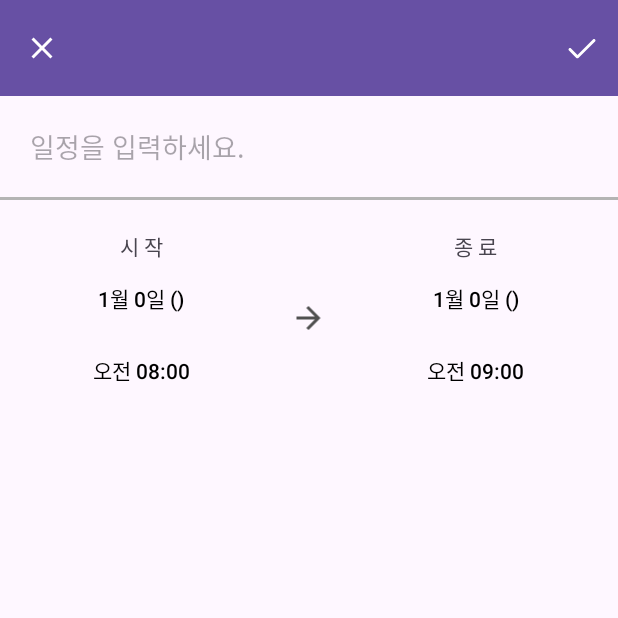
After one commit to ParkSemin/Shared_Calender, an Android app: the AddEventActivity screen opened directly, with no data from a screen before it, on a phone screen of 412 x 824 dp, the top half of it. The commit adds this screen. Run offline under Robolectric (Android 15) with nearby library versions, the phone set to English and light mode, and no system bars; 5 statements that could not run were skipped.

Commit message:
add_event_activity_not_firebase

```diff
--- a/app/build.gradle.kts
+++ b/app/build.gradle.kts
@@ -46,6 +46,7 @@ dependencies {
     implementation("androidx.appcompat:appcompat:1.6.1")
     implementation("com.google.android.material:material:1.10.0")
     implementation("androidx.constraintlayout:constraintlayout:2.1.4")
+    implementation("com.google.firebase:firebase-database:20.3.0")
     testImplementation("junit:junit:4.13.2")
     androidTestImplementation("androidx.test.ext:junit:1.1.5")
     androidTestImplementation("androidx.test.espresso:espresso-core:3.5.1")
--- a/app/src/main/AndroidManifest.xml
+++ b/app/src/main/AndroidManifest.xml
@@ -23,6 +23,7 @@
             </intent-filter>
         </activity>
         <activity android:name=".SignupActivity" />
+        <activity android:name=".AddEventActivity" />
     </application>
 
 </manifest>
--- /dev/null
+++ b/app/src/main/java/com/example/sharedcalendar/AddEventActivity.kt
@@ -0,0 +1,299 @@
+package com.example.sharedcalendar
+
+import android.app.DatePickerDialog
+import android.app.TimePickerDialog
+import android.os.Build
+import android.os.Bundle
+import android.util.Log
+import android.view.Menu
+import android.view.MenuItem
+import android.widget.Button
+import androidx.appcompat.app.AppCompatActivity
+import com.example.sharedcalendar.databinding.ActivityAddEventBinding
+import java.util.Calendar
+
+class AddEventActivity : AppCompatActivity() {
+    private val binding by lazy { ActivityAddEventBinding.inflate(layoutInflater) }
+
+    // MainActivity로부터 넘겨 받은 년, 월, 일, 요일 정보 저장할 year, month, day, dayOfWeekString 멤버 변수 선언
+    private var year = 0
+    private var month  = 0
+    private var day = 0
+    private var dayOfWeekString = ""
+
+    // 시간(기본 값 : 08시)과 분(기본 값 00분)을 저장할 멤버 변수 hour, minute 선언
+    private var hour = 8
+    private var minute = 0
+
+    // 시작 일과 종료 일을 클래스의 멤버 변수로 선언
+    private var start_year = 0
+    private var start_month = 0
+    private var start_day = 0
+    private var start_dayOfWeekString = ""
+    private var end_year = 0
+    private var end_month = 0
+    private var end_day = 0
+    private var end_dayOfWeekString = ""
+
+    // 시작 시간과 종료 시간 또한 멤버 변수로 선언
+    private var start_hour = 0
+    private var start_minute = 0
+    private var end_hour = 0
+    private var end_minute = 0
+
+    @Override
+    override fun onCreate(savedInstanceState: Bundle?) {
+        super.onCreate(savedInstanceState)
+        setContentView(binding.root)
+
+        // MainActivity에서 넘겨받은 selectedDate 설정(API 33 이후부터는 if 문의 '참'부분, 33 미만은 '거짓'부분)
+        val selectedDate = if (Build.VERSION.SDK_INT >= Build.VERSION_CODES.TIRAMISU) {
+            intent.getSerializableExtra("selectedDate", Calendar::class.java)
+        } else {
+            intent.getSerializableExtra("selectedDate") as Calendar
+        }
+
+        // 넘겨 받은 selectedDate를 통해 year, month, day 변수 초기화
+        year = selectedDate!!.get(Calendar.YEAR)
+        month = selectedDate!!.get(Calendar.MONTH)
+        day = selectedDate!!.get(Calendar.DAY_OF_MONTH)
+        dayOfWeekString = when (selectedDate!!.get(Calendar.DAY_OF_WEEK)) {
+            Calendar.SUNDAY -> "일"
+            Calendar.MONDAY -> "월"
+            Calendar.TUESDAY -> "화"
+            Calendar.WEDNESDAY -> "수"
+            Calendar.THURSDAY -> "목"
+            Calendar.FRIDAY -> "금"
+            Calendar.SATURDAY -> "토"
+            else -> ""
+        }
+
+        // 추출한 year, month, day를 멤버 변수로 초기화
+        start_year = year
+        start_month = month
+        start_day = day
+        start_dayOfWeekString = dayOfWeekString
+        end_year = year
+        end_month = month
+        end_day = day
+        end_dayOfWeekString = dayOfWeekString
+
+        // 등록하려는 일정의 날짜가 오늘이라면 현재 시간으로 시작 시간 및 종료 시간 설정
+        val calendar = Calendar.getInstance()
+        if (selectedDate[Calendar.YEAR] == calendar[Calendar.YEAR] && selectedDate[Calendar.MONTH] == calendar[Calendar.MONTH] && selectedDate[Calendar.DAY_OF_MONTH] == calendar[Calendar.DAY_OF_MONTH]) {
+            hour = calendar[Calendar.HOUR_OF_DAY]
+            minute = calendar[Calendar.MINUTE]
+        } else {
+            hour = 8
+            minute = 0
+        }
+        // hour, minute의 초깃값으로 시작 시간, 종료 시간 설정
+        start_hour = hour
+        start_minute = minute
+        end_hour = hour+1
+        end_minute = minute
+        updateTimeButtonText()
+
+        // year, month, day를 startDateButton, endDateButton의 text로 설정
+        binding.startDateButton.text = "${start_month + 1}월 ${start_day}일 (${dayOfWeekString})"
+        binding.endDateButton.text = "${end_month + 1}월 ${end_day}일 (${dayOfWeekString})"
+
+        // DatePickerDialog 설정
+        binding.startDateButton.setOnClickListener {
+            showDatePickerDialogForButton(
+                binding.startDateButton,
+                start_year,
+                start_month,
+                start_day
+            )
+        }
+        binding.endDateButton.setOnClickListener {
+            showDatePickerDialogForButton(binding.endDateButton, end_year, end_month, end_day)
+        }
+
+        // TimePickerDialog 설정
+        binding.startTimeButton.setOnClickListener {
+            showTimePickerDialogForButton(binding.startTimeButton, start_hour, start_minute)
+        }
+        binding.endTimeButton.setOnClickListener {
+            showTimePickerDialogForButton(binding.endTimeButton, end_hour, end_minute)
+        }
+
+        // Toolbar 설정
+        val toolbar = binding.toolbar // toolBar를 통해 App Bar 생성
+        setSupportActionBar(toolbar) // 툴바 적용
+
+        supportActionBar?.apply {
+            setDisplayHomeAsUpEnabled(true)
+            setDisplayShowHomeEnabled(true)
+            setHomeAsUpIndicator(R.drawable.ic_cancel)
+            setDisplayShowTitleEnabled(false) // 툴바에 타이틀이 나타나지 않도록 설정
+        }
+
+        toolbar.setNavigationOnClickListener {
+            finish()
+        }
+
+    }
+
+    // 날짜 선택 함수
+    private fun showDatePickerDialogForButton(button: Button, year: Int, month: Int, day: Int) {
+        val datePickerDialog = DatePickerDialog(this, { _, selectedYear, selectedMonth, selectedDay ->
+            // 선택된 년, 월, 일을 year, month, day로 갱신
+            this.year = selectedYear
+            this.month = selectedMonth
+            this.day = selectedDay
+
+            val selectedCalendar = Calendar.getInstance()
+            selectedCalendar.set(selectedYear, selectedMonth, selectedDay)
+
+            val dayOfWeekString = when (selectedCalendar.get(Calendar.DAY_OF_WEEK)) {
+                Calendar.SUNDAY -> "일"
+                Calendar.MONDAY -> "월"
+                Calendar.TUESDAY -> "화"
+                Calendar.WEDNESDAY -> "수"
+                Calendar.THURSDAY -> "목"
+                Calendar.FRIDAY -> "금"
+                Calendar.SATURDAY -> "토"
+                else -> ""
+            }
+
+            // 갱신된 년, 월, 일로 부터 멤버 변수를 갱신
+            if (button == binding.startDateButton) {
+                start_year = selectedYear
+                start_month = selectedMonth
+                start_day = selectedDay
+                start_dayOfWeekString = dayOfWeekString
+
+                // 갱신된 시작 일이 종료 일보다 더 미래인 경우, 종료 일 갱신
+                if (start_year > end_year) {
+                    end_year = start_year
+                    end_month = start_month
+                    end_day = start_day
+                    end_dayOfWeekString = start_dayOfWeekString
+                } else if (start_month > end_month) {
+                    end_month = start_month
+                    end_day = start_day
+                    end_dayOfWeekString = start_dayOfWeekString
+                } else if (start_day > end_day) {
+                    end_day = start_day
+                    end_dayOfWeekString = start_dayOfWeekString
+                }
+            } else if (button == binding.endDateButton) {
+                end_year = selectedYear
+                end_month = selectedMonth
+                end_day = selectedDay
+                end_dayOfWeekString = dayOfWeekString
+
+                // 갱신된 종료 일이 시작 일보다 더 과거인 경우, 시작 일 갱신
+                if (start_year > end_year) {
+                    start_year = end_year
+                    start_month = end_month
+                    start_day = end_day
+                    start_dayOfWeekString = end_dayOfWeekString
+                } else if (start_month > end_month) {
+                    start_month = end_month
+                    start_day = end_day
+                    start_dayOfWeekString = end_dayOfWeekString
+                } else if (start_day > end_day) {
+                    start_day = end_day
+                    start_dayOfWeekString = end_dayOfWeekString
+                }
+            }
+
+            // 선택된 날짜로 버튼의 텍스트 갱신
+            updateDateButtonText()
+        }, year, month, day)
+
+        datePickerDialog.show()
+    }
+
+    // 날짜 선택 후 버튼의 텍스트도 갱신시키는 함수
+    private fun updateDateButtonText() {
+        binding.startDateButton.text = "${start_month+1}월 ${start_day}일 (${start_dayOfWeekString})"
+        binding.endDateButton.text = "${end_month+1}월 ${end_day}일 (${end_dayOfWeekString})"
+    }
+
+    // 시간 선택 함수
+    private fun showTimePickerDialogForButton(button: Button, hour: Int, minute: Int) {
+        val timePickerDialog = TimePickerDialog(this, { _, selectedHour, selectedMinute ->
+            // 선택된 시간, 분을 hour, minute로 갱신
+            this.hour = selectedHour
+            this.minute = selectedMinute
+
+            // 이벤트 발생 버튼에 따라 시작 시간 또는 종료 시간을 갱신
+            if (button == binding.startTimeButton) {
+                start_hour = selectedHour
+                start_minute = selectedMinute
+
+                // 시작 시간이 종료 시간보다 크거나 같은 경우 -> 종료 시간 갱신
+                if (compareStartTimeWithEndTime() == false) {
+                    end_hour = start_hour+1
+                    end_minute = start_minute
+                }
+            } else { // button == binding.endTimeButton
+                end_hour = selectedHour
+                end_minute = selectedMinute
+
+                // 시작 시간이 종료 시간보다 크거나 같은 경우 -> 시작 시간 갱신
+                if (compareStartTimeWithEndTime() == false) {
+                    start_hour = end_hour-1
+                    start_minute = end_minute
+                }
+            }
+
+            // 선택된 시간으로 버튼의 텍스트 갱신
+            updateTimeButtonText()
+        }, hour, minute, false) // 24시간제가 아닌 12시간제로 설정
+
+        timePickerDialog.show()
+    }
+
+    // 선택된 시간을 비교하여 시작 시간과 종료 시간을 변경하는 함수
+    private fun compareStartTimeWithEndTime(): Boolean {
+        val startCalendar = Calendar.getInstance()
+        startCalendar.set(Calendar.YEAR, start_year)
+        startCalendar.set(Calendar.MONTH, start_month)
+        startCalendar.set(Calendar.DAY_OF_MONTH, start_day)
+        startCalendar.set(Calendar.HOUR_OF_DAY, start_hour)
+        startCalendar.set(Calendar.MINUTE, start_minute)
+
+        val endCalendar = Calendar.getInstance()
+        endCalendar.set(Calendar.YEAR, end_year)
+        endCalendar.set(Calendar.MONTH, end_month)
+        endCalendar.set(Calendar.DAY_OF_MONTH, end_day)
+        endCalendar.set(Calendar.HOUR_OF_DAY, end_hour)
+        endCalendar.set(Calendar.MINUTE, end_minute)
+
+        // 시작 시간이 종료 시간보다 과거라면 true, 같거나 미래라면 false
+        return startCalendar.before(endCalendar)
+    }
+
+    // 시간 선택 후 버튼의 텍스트도 갱신시키는 함수
+    private fun updateTimeButtonText() {
+        var isPM = start_hour >= 12 // 오후면 true, 오전이면 false
+        var hourToShow = if (start_hour % 12 == 0) 12 else start_hour % 12
+        binding.startTimeButton.text = String.format("%s %02d:%02d", if (isPM) "오후" else "오전", hourToShow, start_minute)
+
+        isPM = end_hour >= 12 // 오후면 true, 오전이면 false
+        hourToShow = if (end_hour % 12 == 0) 12 else end_hour % 12
+        binding.endTimeButton.text = String.format("%s %02d:%02d", if (isPM) "오후" else "오전", hourToShow, end_minute)
+    }
+
+    @Override
+    override fun onCreateOptionsMenu(menu: Menu?): Boolean {
+        menuInflater.inflate(R.menu.menu_toolbar_add_event, menu)
+        return true
+    }
+
+    @Override
+    override fun onOptionsItemSelected(item: MenuItem): Boolean {
+        return when (item.itemId) {
+            R.id.done_add_event -> {
+                // 체크 버튼을 클릭했을 때 실행할 동작 작성
+                true
+            }
+            else -> super.onOptionsItemSelected(item)
+        }
+    }
+}
--- a/app/src/main/res/drawable/baseline_density_medium_24.xml
+++ b/app/src/main/res/drawable/baseline_density_medium_24.xml
@@ -1,4 +1,4 @@
-<vector android:height="24dp" android:tint="#000000"
+<vector android:height="24dp" android:tint="@color/white"
     android:viewportHeight="24" android:viewportWidth="24"
     android:width="24dp" xmlns:android="http://schemas.android.com/apk/res/android">
     <path android:fillColor="@android:color/white" android:pathData="M3,3h18v2h-18z"/>
--- /dev/null
+++ b/app/src/main/res/drawable/ic_cancel.xml
@@ -0,0 +1,10 @@
+<vector xmlns:android="http://schemas.android.com/apk/res/android"
+    android:width="24dp"
+    android:height="24dp"
+    android:viewportWidth="24.0"
+    android:viewportHeight="24.0">
+
+    <path
+        android:fillColor="#FFFFFF"
+        android:pathData="M19,6.41L17.59,5 12,10.59 6.41,5 5,6.41 10.59,12 5,17.59 6.41,19 12,13.41 17.59,19 19,17.59 13.41,12z" />
+</vector>
--- /dev/null
+++ b/app/src/main/res/drawable/ic_check.xml
@@ -0,0 +1,10 @@
+<vector xmlns:android="http://schemas.android.com/apk/res/android"
+    android:width="24dp"
+    android:height="24dp"
+    android:viewportWidth="24.0"
+    android:viewportHeight="24.0">
+
+    <path
+        android:fillColor="#FFFFFF"
+        android:pathData="M20.7,6.3c-0.4-0.4-1-0.4-1.4,0L9,16.6l-4.3-4.3c-0.4-0.4-1-0.4-1.4,0s-0.4,1,0,1.4l4.9,4.9c0.4,0.4,1,0.4,1.4,0L20.7,7.7C21.1,7.3,21.1,6.7,20.7,6.3z" />
+</vector>
--- /dev/null
+++ b/app/src/main/res/drawable/ic_right_arrow.xml
@@ -0,0 +1,5 @@
+<vector android:autoMirrored="true" android:height="24dp"
+    android:tint="#505050" android:viewportHeight="24"
+    android:viewportWidth="24" android:width="24dp" xmlns:android="http://schemas.android.com/apk/res/android">
+    <path android:fillColor="@android:color/white" android:pathData="M12,4l-1.41,1.41L16.17,11H4v2h12.17l-5.58,5.59L12,20l8,-8z"/>
+</vector>
--- /dev/null
+++ b/app/src/main/res/layout/activity_add_event.xml
@@ -0,0 +1,106 @@
+<?xml version="1.0" encoding="utf-8"?>
+<LinearLayout xmlns:android="http://schemas.android.com/apk/res/android"
+    xmlns:app="http://schemas.android.com/apk/res-auto"
+    android:layout_width="match_parent"
+    android:layout_height="match_parent"
+    android:orientation="vertical">
+
+    <androidx.appcompat.widget.Toolbar
+        android:id="@+id/toolbar"
+        android:layout_width="match_parent"
+        android:layout_height="?attr/actionBarSize"
+        android:layout_marginBottom="20dp"
+        android:background="?attr/colorPrimary" />
+
+    <EditText
+        android:id="@+id/title"
+        android:layout_width="match_parent"
+        android:layout_height="wrap_content"
+        android:background="@null"
+        android:hint="일정을 입력하세요."
+        android:layout_marginLeft="20dp"
+        android:layout_marginBottom="20dp"
+        android:inputType="text">
+        <requestFocus />
+    </EditText>
+
+    <View
+        android:layout_width="match_parent"
+        android:layout_height="2dp"
+        android:background="@color/lightGray" />
+
+    <LinearLayout
+        android:layout_width="match_parent"
+        android:layout_height="wrap_content"
+        android:orientation="horizontal"
+        android:padding="20dp">
+
+        <LinearLayout
+            android:layout_width="0dp"
+            android:layout_height="wrap_content"
+            android:layout_weight="2"
+            android:orientation="vertical"
+            android:gravity="center">
+
+            <TextView
+                android:layout_width="wrap_content"
+                android:layout_height="wrap_content"
+                android:text="시 작"
+                android:textAlignment="center" />
+
+            <Button
+                android:id="@+id/startDateButton"
+                android:layout_width="wrap_content"
+                android:layout_height="wrap_content"
+                android:text="10월 23일 (월)"
+                android:textColor="@color/black"
+                style="?android:borderlessButtonStyle" />
+
+            <Button
+                android:id="@+id/startTimeButton"
+                android:layout_width="wrap_content"
+                android:layout_height="wrap_content"
+                android:text="오전 8:00"
+                android:textColor="@color/black"
+                style="?android:borderlessButtonStyle"/>
+        </LinearLayout>
+
+        <ImageView
+            android:layout_width="0dp"
+            android:layout_height="wrap_content"
+            android:layout_weight="1"
+            android:src="@drawable/ic_right_arrow"
+            android:layout_gravity="center_vertical" />
+
+        <LinearLayout
+            android:layout_width="0dp"
+            android:layout_height="wrap_content"
+            android:layout_weight="2"
+            android:orientation="vertical"
+            android:gravity="center">
+
+            <TextView
+                android:layout_width="wrap_content"
+                android:layout_height="wrap_content"
+                android:text="종 료"
+                android:textAlignment="center" />
+
+            <Button
+                android:id="@+id/endDateButton"
+                style="?android:borderlessButtonStyle"
+                android:layout_width="wrap_content"
+                android:layout_height="wrap_content"
+                android:text="10월 23일 (월)"
+                android:textColor="@color/black" />
+
+            <Button
+                android:id="@+id/endTimeButton"
+                android:layout_width="wrap_content"
+                android:layout_height="wrap_content"
+                android:text="오전 9:00"
+                android:textColor="@color/black"
+                style="?android:borderlessButtonStyle" />
+        </LinearLayout>
+    </LinearLayout>
+
+</LinearLayout>
--- a/app/src/main/res/layout/activity_main.xml
+++ b/app/src/main/res/layout/activity_main.xml
@@ -180,6 +180,7 @@
             android:src="@android:drawable/ic_input_add" />
 
     </LinearLayout>
+
     <com.google.android.material.navigation.NavigationView
         android:id="@+id/nav_view"
         android:layout_width="wrap_content"
--- /dev/null
+++ b/app/src/main/res/menu/menu_toolbar_add_event.xml
@@ -0,0 +1,9 @@
+<?xml version="1.0" encoding="utf-8"?>
+<menu xmlns:android="http://schemas.android.com/apk/res/android"
+    xmlns:app="http://schemas.android.com/apk/res-auto">
+    <item
+        android:id="@+id/done_add_event"
+        android:title="done"
+        app:showAsAction="always"
+        android:icon="@drawable/ic_check" />
+</menu>
--- a/build.gradle.kts
+++ b/build.gradle.kts
@@ -1,3 +1,8 @@
+buildscript {
+    dependencies {
+        classpath("com.google.gms:google-services:4.4.0")
+    }
+}
 // Top-level build file where you can add configuration options common to all sub-projects/modules.
 plugins {
     id("com.android.application") version "8.1.1" apply false
```
Also changed, not shown: app/src/main/java/com/example/sharedcalendar/MainActivity.kt (+23 -7 lines). Lines whose indentation alone changed are shown as unchanged.
